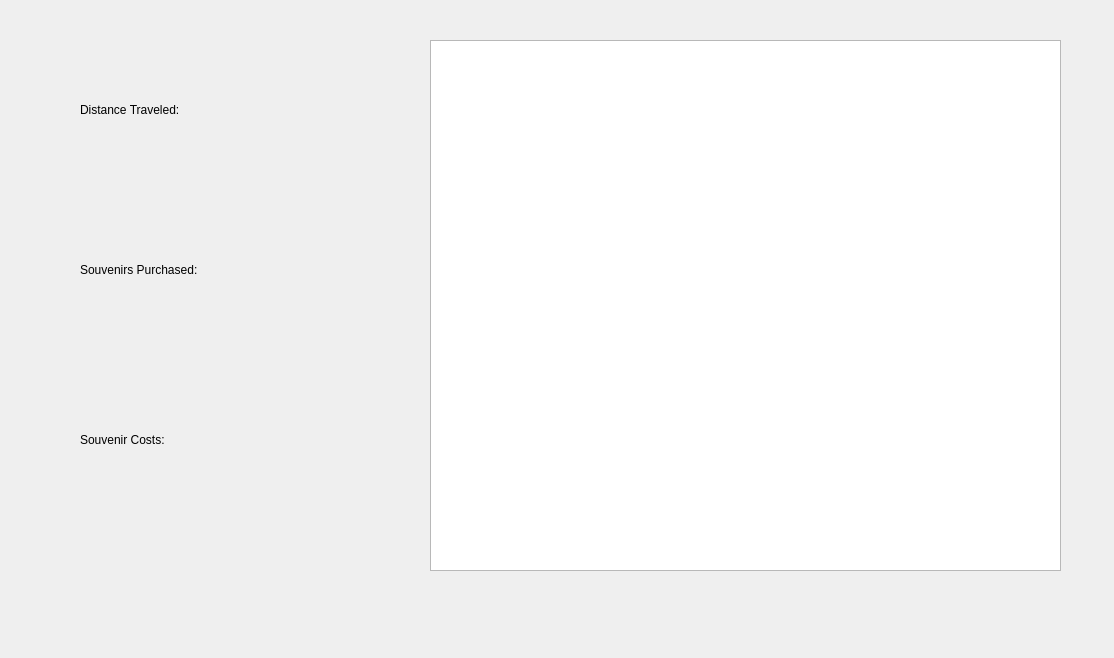
Cleru15/college_tour_app, file summarywindow.ui: the form before one commit.
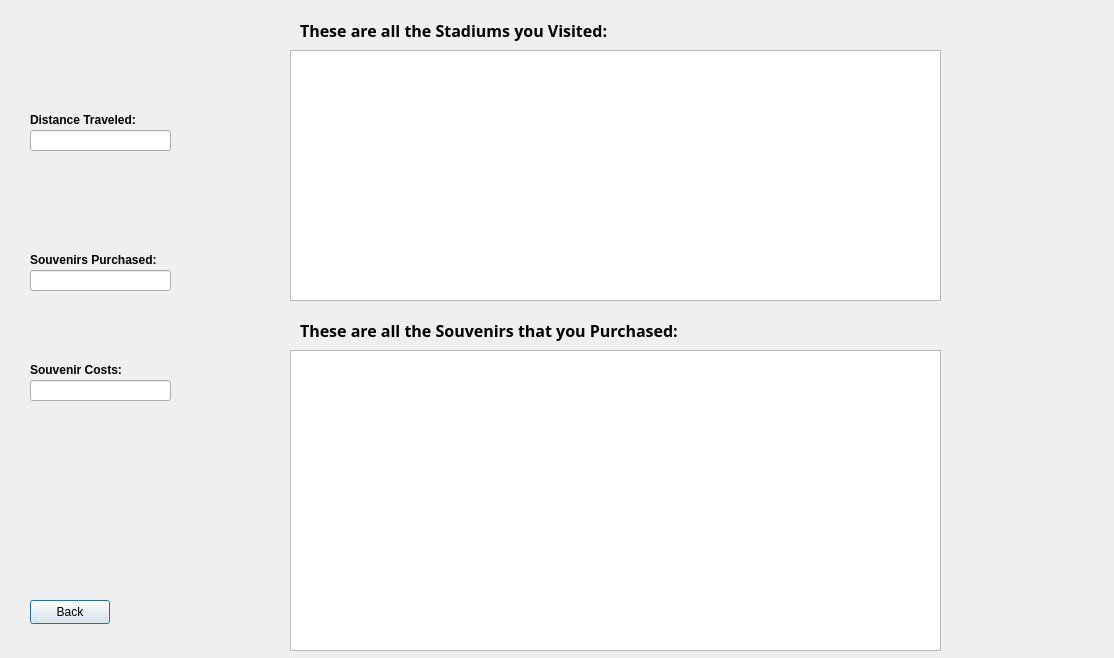
The form after the commit.

What changed in the file:
```diff
--- a/summarywindow.ui
+++ b/summarywindow.ui
@@ -16,22 +16,27 @@
   <widget class="QListView" name="listView">
    <property name="geometry">
     <rect>
-     <x>430</x>
-     <y>40</y>
-     <width>631</width>
-     <height>531</height>
+     <x>290</x>
+     <y>50</y>
+     <width>651</width>
+     <height>251</height>
     </rect>
    </property>
   </widget>
   <widget class="QLabel" name="label">
    <property name="geometry">
     <rect>
-     <x>80</x>
-     <y>100</y>
+     <x>30</x>
+     <y>110</y>
      <width>171</width>
      <height>20</height>
     </rect>
    </property>
+   <property name="font">
+    <font>
+     <bold>true</bold>
+    </font>
+   </property>
    <property name="text">
     <string>Distance Traveled: </string>
    </property>
@@ -39,12 +44,17 @@
   <widget class="QLabel" name="label_2">
    <property name="geometry">
     <rect>
-     <x>80</x>
-     <y>260</y>
+     <x>30</x>
+     <y>250</y>
      <width>171</width>
      <height>20</height>
     </rect>
    </property>
+   <property name="font">
+    <font>
+     <bold>true</bold>
+    </font>
+   </property>
    <property name="text">
     <string>Souvenirs Purchased:</string>
    </property>
@@ -52,16 +62,114 @@
   <widget class="QLabel" name="label_3">
    <property name="geometry">
     <rect>
-     <x>80</x>
-     <y>430</y>
+     <x>30</x>
+     <y>360</y>
      <width>171</width>
      <height>20</height>
     </rect>
    </property>
+   <property name="font">
+    <font>
+     <bold>true</bold>
+    </font>
+   </property>
    <property name="text">
     <string>Souvenir Costs:</string>
    </property>
   </widget>
+  <widget class="QLineEdit" name="lineDistTrav">
+   <property name="geometry">
+    <rect>
+     <x>30</x>
+     <y>130</y>
+     <width>141</width>
+     <height>21</height>
+    </rect>
+   </property>
+  </widget>
+  <widget class="QLineEdit" name="lineSouvPurc">
+   <property name="geometry">
+    <rect>
+     <x>30</x>
+     <y>270</y>
+     <width>141</width>
+     <height>21</height>
+    </rect>
+   </property>
+  </widget>
+  <widget class="QLineEdit" name="lineSouvCost">
+   <property name="geometry">
+    <rect>
+     <x>30</x>
+     <y>380</y>
+     <width>141</width>
+     <height>21</height>
+    </rect>
+   </property>
+  </widget>
+  <widget class="QListWidget" name="listSouvenirs">
+   <property name="geometry">
+    <rect>
+     <x>290</x>
+     <y>350</y>
+     <width>651</width>
+     <height>301</height>
+    </rect>
+   </property>
+  </widget>
+  <widget class="QLabel" name="labelTitle1">
+   <property name="geometry">
+    <rect>
+     <x>300</x>
+     <y>20</y>
+     <width>641</width>
+     <height>21</height>
+    </rect>
+   </property>
+   <property name="font">
+    <font>
+     <family>Rockwell</family>
+     <pointsize>12</pointsize>
+     <bold>true</bold>
+    </font>
+   </property>
+   <property name="text">
+    <string>These are all the Stadiums you Visited:</string>
+   </property>
+  </widget>
+  <widget class="QLabel" name="labelTitle2">
+   <property name="geometry">
+    <rect>
+     <x>300</x>
+     <y>320</y>
+     <width>641</width>
+     <height>21</height>
+    </rect>
+   </property>
+   <property name="font">
+    <font>
+     <family>Rockwell</family>
+     <pointsize>12</pointsize>
+     <bold>true</bold>
+    </font>
+   </property>
+   <property name="text">
+    <string>These are all the Souvenirs that you Purchased:</string>
+   </property>
+  </widget>
+  <widget class="QPushButton" name="backButtonSum">
+   <property name="geometry">
+    <rect>
+     <x>30</x>
+     <y>600</y>
+     <width>80</width>
+     <height>24</height>
+    </rect>
+   </property>
+   <property name="text">
+    <string>Back</string>
+   </property>
+  </widget>
  </widget>
  <resources/>
  <connections/>
```
Left out of the diff: 8 changed lines with no effect on the pictures.
